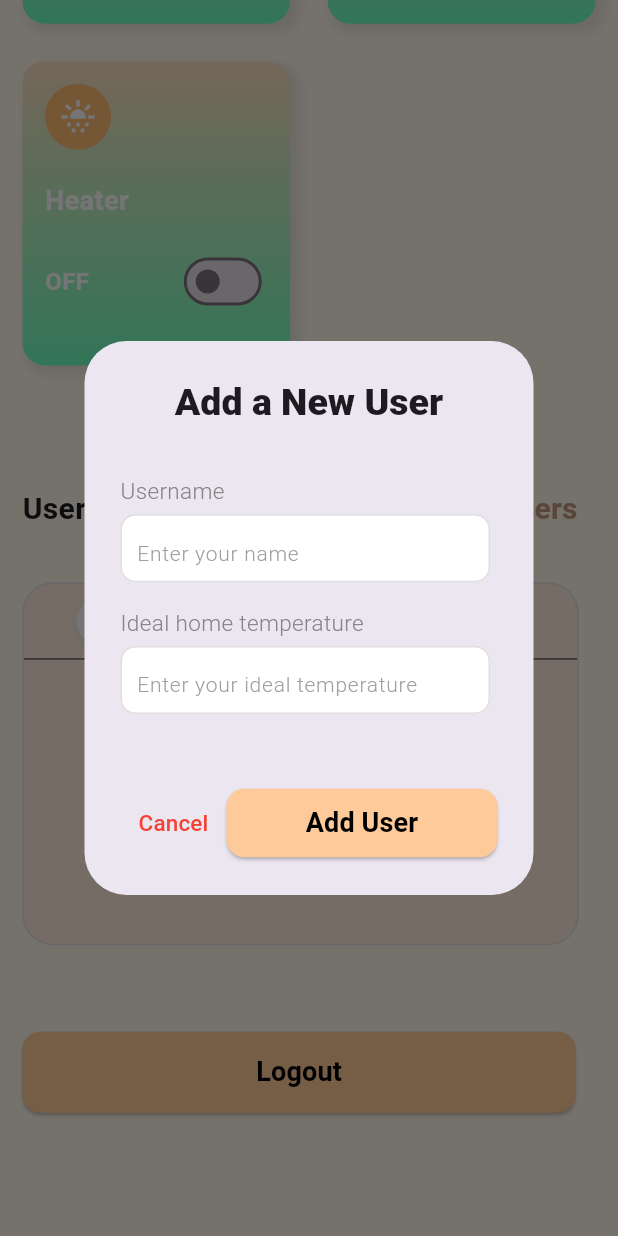
After one commit to Tankiste/project-smart-realization, a Flutter app: the HomePage screen opened directly, scrolled down 664 dp, after a tap on "Add Users", on a phone screen of 412 x 824 dp. The commit adds this screen. Run offline on Flutter 3.47's test engine with Material 3 defaults, Android fonts, the phone set to English and light mode, and no system bars; our stand-ins replace cloud_firestore, firebase_auth, firebase_core, local_auth; accounts and stored records are empty.

Commit message:
fingerprint ok, firebase sync

```diff
--- /dev/null
+++ b/Implementation/smart_home/lib/firebase_services.dart
@@ -0,0 +1,14 @@
+// import 'dart:io';
+
+import 'package:cloud_firestore/cloud_firestore.dart';
+import 'package:firebase_auth/firebase_auth.dart';
+
+class FirebaseServices {
+  User? user = FirebaseAuth.instance.currentUser;
+  CollectionReference users = FirebaseFirestore.instance.collection('users');
+  CollectionReference rooms = FirebaseFirestore.instance.collection('rooms');
+  CollectionReference devices =
+      FirebaseFirestore.instance.collection('devices');
+
+  String uniqueFileName = DateTime.now().millisecondsSinceEpoch.toString();
+}
--- /dev/null
+++ b/Implementation/smart_home/lib/model/add_user.dart
@@ -0,0 +1,183 @@
+import 'package:flutter/material.dart';
+import 'package:local_auth/local_auth.dart';
+
+class AddUserForm extends StatefulWidget {
+  @override
+  _AddUserFormState createState() => _AddUserFormState();
+}
+
+class _AddUserFormState extends State<AddUserForm> {
+  GlobalKey<FormState> _addUserFormKey = GlobalKey<FormState>();
+  final TextEditingController _usernameController = TextEditingController();
+  final TextEditingController _temperatureController = TextEditingController();
+  final LocalAuthentication _localAuth = LocalAuthentication();
+
+  Future<void> _authenticate() async {
+    bool authenticated = false;
+    try {
+      authenticated = await _localAuth.authenticate(
+        localizedReason: 'Please authenticate to add user',
+        options: const AuthenticationOptions(
+          useErrorDialogs: true,
+          stickyAuth: true,
+        ),
+      );
+    } catch (e) {
+      print('Error during authentication: $e');
+    }
+
+    if (authenticated) {
+      print(
+          'User added with username: ${_usernameController.text} and ideal temperature: ${_temperatureController.text}');
+      ScaffoldMessenger.of(context)
+          .showSnackBar(SnackBar(content: Text('User Added Successfully')));
+      Navigator.of(context).pop();
+    } else {
+      ScaffoldMessenger.of(context)
+          .showSnackBar(SnackBar(content: Text('Authentication failed')));
+    }
+  }
+
+  @override
+  Widget build(BuildContext context) {
+    var ht = MediaQuery.of(context).size.height;
+    var wt = MediaQuery.of(context).size.width;
+    return AlertDialog(
+      title: Text('Add a New User',
+          textAlign: TextAlign.center,
+          style: TextStyle(fontWeight: FontWeight.w900, fontSize: 25)),
+      // height: ht * 0.6,
+      // width: wt * 0.8,
+      content: Form(
+        key: _addUserFormKey,
+        child: Column(
+          mainAxisSize: MainAxisSize.min,
+          crossAxisAlignment: CrossAxisAlignment.start,
+          children: [
+            SizedBox(
+              height: ht * 0.02,
+            ),
+            Text('Username',
+                textAlign: TextAlign.center,
+                style: TextStyle(
+                    fontSize: 15,
+                    fontWeight: FontWeight.w300,
+                    color: Color(0xFF858585))),
+            SizedBox(height: 5),
+            Padding(
+              padding: const EdgeInsets.only(right: 5),
+              child: Container(
+                height: ht * 0.055,
+                padding: EdgeInsets.only(left: 10, bottom: 5),
+                decoration: BoxDecoration(
+                    shape: BoxShape.rectangle,
+                    color: Colors.white,
+                    borderRadius: BorderRadius.circular(10),
+                    border: Border.all(
+                      color: Colors.grey.shade300,
+                    )),
+                child: TextFormField(
+                  controller: _usernameController,
+                  keyboardType: TextInputType.name,
+                  decoration: InputDecoration(
+                      hintText: 'Enter your name',
+                      // contentPadding:
+                      //     EdgeInsets.only(left: 10, top: 5),
+                      hintStyle: TextStyle(
+                          color: Colors.grey.shade500,
+                          fontWeight: FontWeight.w300,
+                          fontSize: 14),
+                      border: InputBorder.none),
+                ),
+              ),
+            ),
+            SizedBox(
+              height: ht * 0.02,
+            ),
+            Text('Ideal home temperature',
+                textAlign: TextAlign.center,
+                style: TextStyle(
+                    fontSize: 15,
+                    fontWeight: FontWeight.w300,
+                    color: Color(0xFF858585))),
+            SizedBox(height: 5),
+            Padding(
+              padding: const EdgeInsets.only(right: 5),
+              child: Container(
+                height: ht * 0.055,
+                padding: EdgeInsets.only(left: 10, bottom: 5),
+                decoration: BoxDecoration(
+                    shape: BoxShape.rectangle,
+                    color: Colors.white,
+                    borderRadius: BorderRadius.circular(10),
+                    border: Border.all(
+                      color: Colors.grey.shade300,
+                    )),
+                child: TextFormField(
+                  controller: _temperatureController,
+                  keyboardType: TextInputType.number,
+                  decoration: InputDecoration(
+                      suffixText: '°C',
+                      suffixStyle: TextStyle(
+                          color: Colors.grey.shade500,
+                          fontWeight: FontWeight.w300,
+                          fontSize: 14),
+                      hintText: 'Enter your ideal temperature',
+                      // contentPadding:
+                      //     EdgeInsets.only(left: 10, top: 5),
+
+                      hintStyle: TextStyle(
+                          color: Colors.grey.shade500,
+                          fontWeight: FontWeight.w300,
+                          fontSize: 14),
+                      border: InputBorder.none),
+                  validator: (value) {
+                    final temp = double.tryParse(value ?? '');
+                    if (temp == null || temp < 16.0 || temp > 32.0) {
+                      return 'Please enter a temperature between 16 and 32';
+                    }
+                    return null;
+                  },
+                ),
+              ),
+            ),
+            SizedBox(
+              height: ht * 0.03,
+            ),
+          ],
+        ),
+      ),
+      actions: [
+        Row(
+          children: [
+            TextButton(
+              onPressed: () => Navigator.of(context).pop(),
+              child: Text('Cancel',
+                  style: TextStyle(color: Colors.red, fontSize: 15)),
+            ),
+            ElevatedButton(
+                onPressed: () => _authenticate(),
+                style: ElevatedButton.styleFrom(
+                    backgroundColor: Color(0xFFFFCA99),
+                    shape: RoundedRectangleBorder(
+                      borderRadius: BorderRadius.circular(12),
+                    )),
+                child: Padding(
+                    padding: EdgeInsets.only(
+                        left: wt * 0.07,
+                        right: wt * 0.07,
+                        top: ht * 0.012,
+                        bottom: ht * 0.012),
+                    child: Text(
+                      'Add User',
+                      style: TextStyle(
+                          fontWeight: FontWeight.bold,
+                          color: Colors.black,
+                          fontSize: 18),
+                    ))),
+          ],
+        ),
+      ],
+    );
+  }
+}
--- /dev/null
+++ b/Implementation/smart_home/lib/model/auth/user_data.dart
@@ -0,0 +1,46 @@
+import 'package:cloud_firestore/cloud_firestore.dart';
+
+class UserData {
+  String uid;
+  String name;
+  int ideal_temperature;
+  String? fingerprint;
+  String? email;
+  String? password;
+  String? confirmpassword;
+  String? house_password;
+
+  UserData(
+      {required this.uid,
+      required this.name,
+      required this.ideal_temperature,
+      this.fingerprint,
+      this.email,
+      this.password,
+      this.confirmpassword,
+      this.house_password});
+
+  Map<String, dynamic> toMap() {
+    return {
+      'uid': uid,
+      'username': name,
+      'email': email,
+      'fingerprint': fingerprint,
+      'ideal temp.': ideal_temperature,
+      'home password': password,
+    };
+  }
+
+  static UserData fromSnap(DocumentSnapshot snap) {
+    var snapshot = snap.data() as Map<String, dynamic>;
+
+    return UserData(
+      uid: snapshot['uid'],
+      name: snapshot['username'],
+      email: snapshot['email'],
+      fingerprint: snapshot['fingerprint'],
+      ideal_temperature: snapshot['ideal temp.'],
+      house_password: snapshot['house password'],
+    );
+  }
+}
--- a/Implementation/smart_home/lib/view/home.dart
+++ b/Implementation/smart_home/lib/view/home.dart
@@ -1,4 +1,5 @@
 import 'package:flutter/material.dart';
+import 'package:smart_home/model/add_user.dart';
 import 'package:smart_home/view/login.dart';
 
 class HomePage extends StatefulWidget {
@@ -83,7 +84,7 @@ class _HomePageState extends State<HomePage> {
                 ),
               ),
               SizedBox(
-                height: ht * 0.027,
+                height: ht * 0.026,
               ),
               Text(
                 _equipments[index]['label'],
@@ -93,7 +94,7 @@ class _HomePageState extends State<HomePage> {
                     fontSize: 18),
               ),
               SizedBox(
-                height: ht * 0.03,
+                height: ht * 0.02,
               ),
               Row(
                 mainAxisAlignment: MainAxisAlignment.spaceBetween,
@@ -114,7 +115,7 @@ class _HomePageState extends State<HomePage> {
                         },
                       );
                     },
-                    activeColor: Color(0xFF6EFFBD),
+                    activeColor: Color(0xFFFFEBDC),
                   )
                 ],
               )
@@ -190,7 +191,7 @@ class _HomePageState extends State<HomePage> {
                 Switch(
                   value: bulbState,
                   onChanged: onSwitchChanged,
-                  activeColor: Color(0xFF6EFFBD),
+                  activeColor: Color(0xFFFFEBDC),
                 )
               ],
             )
@@ -356,7 +357,7 @@ class _HomePageState extends State<HomePage> {
                   height: ht * 0.58,
                   child: Expanded(child: _selectContentByIndex())),
               SizedBox(
-                height: ht * 0.04,
+                height: ht * 0.03,
               ),
               Row(
                 mainAxisAlignment: MainAxisAlignment.spaceBetween,
@@ -366,7 +367,13 @@ class _HomePageState extends State<HomePage> {
                     style: TextStyle(fontWeight: FontWeight.bold, fontSize: 20),
                   ),
                   TextButton(
-                      onPressed: () {},
+                      onPressed: () {
+                        showDialog(
+                            context: context,
+                            builder: (BuildContext context) {
+                              return AddUserForm();
+                            });
+                      },
                       child: Text('Add Users',
                           style: TextStyle(
                               color: Color(0xFFC4987D),
@@ -502,8 +509,8 @@ class _HomePageState extends State<HomePage> {
                       )),
                   child: Padding(
                       padding: EdgeInsets.only(
-                          left: wt * 0.34,
-                          right: wt * 0.34,
+                          left: wt * 0.32,
+                          right: wt * 0.32,
                           top: ht * 0.017,
                           bottom: ht * 0.017),
                       child: Text(
```
Also changed, not shown: Implementation/smart_home/lib/model/auth/auth_service.dart (added, +78 -0 lines), Implementation/smart_home/lib/model/biometric_service.dart (added, +30 -0 lines), Implementation/smart_home/lib/model/devices/device_data.dart (added, +30 -0 lines), Implementation/smart_home/lib/view/login.dart (+12 -5 lines), Implementation/smart_home/lib/view/registration.dart (+83 -3 lines), Implementation/smart_home/pubspec.yaml (+9 -4 lines), Implementation/smart_home/assets/images/fingerprint.png (added), Implementation/smart_home/firebase.json (added), Implementation/smart_home/lib/firebase_options.dart (added), Implementation/smart_home/pubspec.lock, 9 other files.
